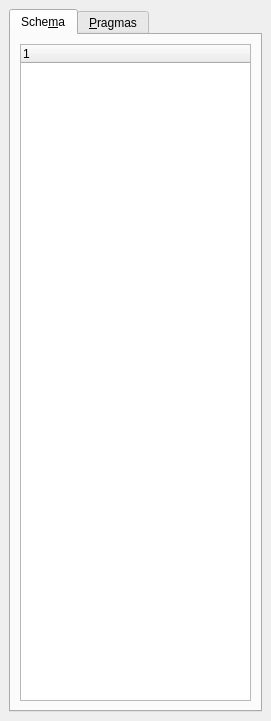
The window that Sqliteman/sqliteman/schemabrowser.ui (iamkjg/sqliteman) describes before a commit, drawn with Qt 5.
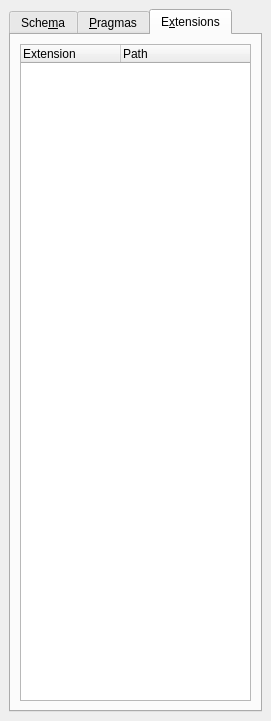
The same window after the commit. The open tabs and pages were chosen to show the change. Custom widgets are drawn as their Qt base class.

Commit message: #136: Could support for loadable extensions be added? Extensions are working now

```diff
--- a/Sqliteman/sqliteman/schemabrowser.ui
+++ b/Sqliteman/sqliteman/schemabrowser.ui
@@ -135,6 +135,30 @@
        </item>
       </layout>
      </widget>
+     <widget class="QWidget" name="tab" >
+      <attribute name="title" >
+       <string>E&amp;xtensions</string>
+      </attribute>
+      <layout class="QGridLayout" name="gridLayout" >
+       <item row="0" column="0" >
+        <widget class="QTreeWidget" name="extensionTreeWidget" >
+         <property name="alternatingRowColors" >
+          <bool>true</bool>
+         </property>
+         <column>
+          <property name="text" >
+           <string>Extension</string>
+          </property>
+         </column>
+         <column>
+          <property name="text" >
+           <string>Path</string>
+          </property>
+         </column>
+        </widget>
+       </item>
+      </layout>
+     </widget>
     </widget>
    </item>
   </layout>
```
The commit also changes 11 other files.
